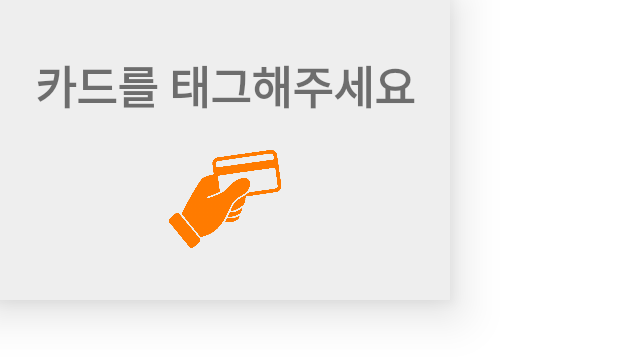
After one commit to SmartStopBell/StopBell, an Android app: the layout custom_dialog.xml on its own in the app's theme, with its tools: preview values and no code run, on a phone screen of 412 x 824 dp. The commit adds this screen. Shown: the top 358 px of the screen. Run offline under Robolectric (Android 15) with nearby library versions, the phone set to English and light mode, and no system bars.

Commit message:
카드 태그 화면 생성

```diff
--- /dev/null
+++ b/app/src/main/res/layout/custom_dialog.xml
@@ -0,0 +1,27 @@
+<?xml version="1.0" encoding="utf-8"?>
+<LinearLayout xmlns:android="http://schemas.android.com/apk/res/android"
+    android:layout_width="300dp"
+    android:layout_height="200dp"
+    android:gravity="center"
+    android:background="#EEEEEE"
+    android:elevation="20dp"
+    android:orientation="vertical">
+
+    <TextView
+        android:id="@+id/tv"
+        android:text="카드를 태그해주세요"
+        android:textSize="30dp"
+        android:textStyle="bold"
+        android:layout_marginBottom="10dp"
+        android:layout_width="wrap_content"
+        android:layout_height="wrap_content" />
+
+
+    <ImageView
+        android:id="@+id/img"
+        android:src="@drawable/card"
+        android:layout_marginTop="10dp"
+        android:layout_width="200dp"
+        android:layout_height="65dp" />
+
+</LinearLayout>
```
Also changed, not shown: app/src/main/java/com/example/smartstopbellproject/CustomDialog.java (added, +31 -0 lines), app/src/main/java/com/example/smartstopbellproject/MainActivity.java (+11 -4 lines), app/src/main/res/drawable/card.png (added).
